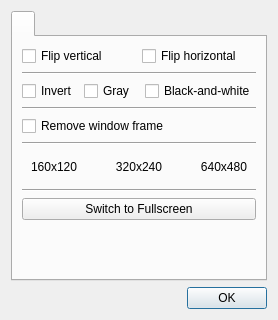
Qt form src/camera/camerasettingsdialog.ui (vkohaupt/vokoscreenNG) before a commit.
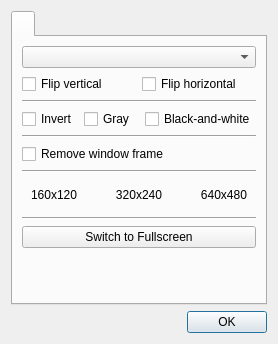
The same form after that commit.

Commit message: Camera: Combox for resolution added in the dialog window

```diff
--- a/src/camera/camerasettingsdialog.ui
+++ b/src/camera/camerasettingsdialog.ui
@@ -7,7 +7,7 @@
     <x>0</x>
     <y>0</y>
     <width>278</width>
-    <height>320</height>
+    <height>344</height>
    </rect>
   </property>
   <property name="windowTitle">
@@ -30,6 +30,9 @@
        <string notr="true"/>
       </attribute>
       <layout class="QVBoxLayout" name="verticalLayout_2">
+       <item>
+        <widget class="QComboBox" name="comboBoxCameraResolution"/>
+       </item>
        <item>
         <layout class="QHBoxLayout" name="horizontalLayout_12">
          <item>
```
The commit also changes 6 other files.
